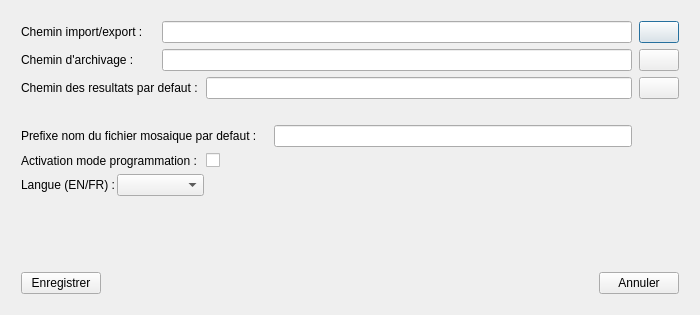
Old version of the form Src/MatisseServer/ui/PreferencesDialog.ui in the repository IfremerUnderwater/Matisse.
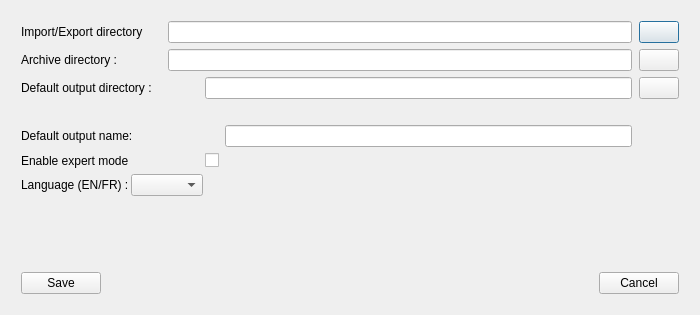
New version of the form. Icons and pictures are not drawn.

```diff
--- a/Src/MatisseServer/ui/PreferencesDialog.ui
+++ b/Src/MatisseServer/ui/PreferencesDialog.ui
@@ -87,14 +87,14 @@
        <item row="6" column="1">
         <widget class="QLabel" name="_LA_language">
          <property name="text">
-          <string>Langue (EN/FR) :</string>
+          <string>Language (EN/FR) :</string>
          </property>
         </widget>
        </item>
        <item row="4" column="1" colspan="6">
         <widget class="QLabel" name="_LA_DefaultMosaicPrefix">
          <property name="text">
-          <string>Prefixe nom du fichier mosaique par defaut :</string>
+          <string>Default output name:</string>
          </property>
         </widget>
        </item>
@@ -128,7 +128,7 @@
        <item row="5" column="1" colspan="3">
         <widget class="QLabel" name="_LA_enableProgrammingMode">
          <property name="text">
-          <string>Activation mode programmation :  </string>
+          <string>Enable expert mode</string>
          </property>
         </widget>
        </item>
@@ -138,7 +138,7 @@
        <item row="0" column="1" colspan="2">
         <widget class="QLabel" name="_LA_importExport">
          <property name="text">
-          <string>Chemin import/export :</string>
+          <string>Import/Export directory</string>
          </property>
         </widget>
        </item>
@@ -164,7 +164,7 @@
        <item row="1" column="1" colspan="2">
         <widget class="QLabel" name="_LA_archivePath">
          <property name="text">
-          <string>Chemin d'archivage :</string>
+          <string>Archive directory :</string>
          </property>
         </widget>
        </item>
@@ -187,7 +187,7 @@
        <item row="2" column="1" colspan="3">
         <widget class="QLabel" name="_LA_defaultResultPath">
          <property name="text">
-          <string>Chemin des resultats par defaut :</string>
+          <string>Default output directory :</string>
          </property>
         </widget>
        </item>
@@ -214,7 +214,7 @@
        <item>
         <widget class="QPushButton" name="_PB_save">
          <property name="text">
-          <string>Enregistrer</string>
+          <string>Save</string>
          </property>
         </widget>
        </item>
@@ -234,7 +234,7 @@
        <item>
         <widget class="QPushButton" name="_PB_cancel">
          <property name="text">
-          <string>Annuler</string>
+          <string>Cancel</string>
          </property>
         </widget>
        </item>
```
Left out of the diff: 4 changed lines with no effect on the pictures.
